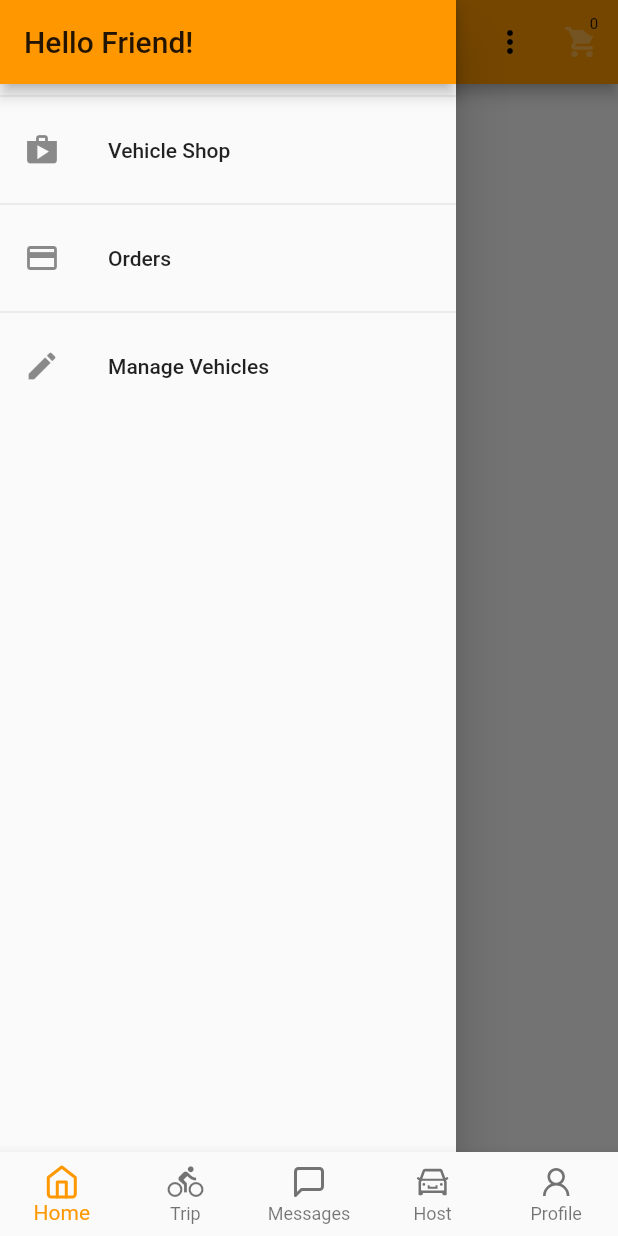
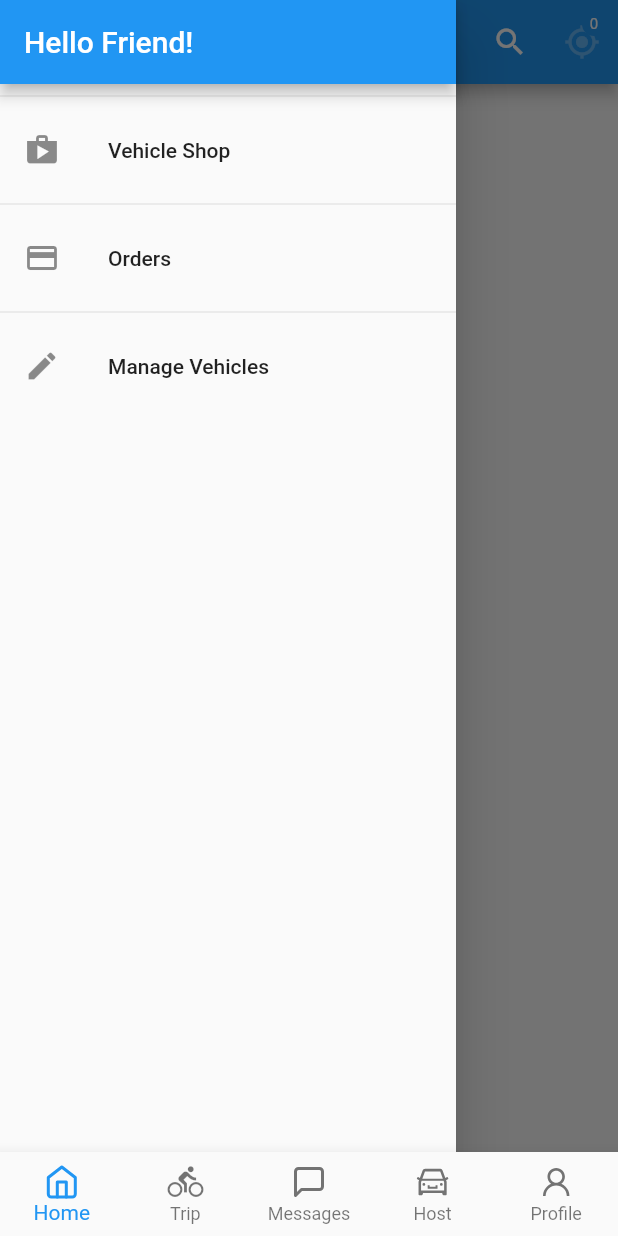
Before and after one commit to BimsaraGunarathna/go_now, a Flutter app: the screen it shows after launch, item 2 of the bottom bar chosen, with the side drawer open, on a phone screen of 412 x 824 dp. Run offline on Flutter 3.47's test engine with Material 2 defaults, Android fonts, the phone set to English and light mode, and no system bars; our stand-ins replace carousel_slider, file_picker, flutter_icons, flutter_image_compress, image_picker, permission_handler and 1 more; missing offline and left inert: amazon_cognito_identity_dart, vin_decoder; network calls fail; Roboto replaces fonts that are missing (defualt); statements that could not run were skipped.

Commit message:
Themes are changed.

```diff
--- a/lib/main.dart
+++ b/lib/main.dart
@@ -104,7 +104,13 @@ class _MyAppState extends State<MyApp> {
         builder: (context, authData, _) => MaterialApp(
           title: 'Go Now',
           theme: ThemeData(
-            primarySwatch: Colors.orange,
+            // Define the default font family.
+            textTheme: TextTheme(
+              headline1: TextStyle(),
+              headline6: TextStyle(fontSize: 36.0, fontStyle: FontStyle.italic),
+              bodyText1: TextStyle(fontFamily: 'defualt'),
+              //bodyText2: TextStyle(fontSize: 14.0, fontFamily: 'fm'),
+            ),
           ),
           home: RootPage(),
           /*
--- a/lib/pages/home_page.dart
+++ b/lib/pages/home_page.dart
@@ -57,6 +57,7 @@ class _HomePageState extends State<HomePage> {
     super.initState();
   }
 
+  //get the identity id from Auth provider.
   Future<void> _getIdentityId() async {
     try {
       String identityId =
@@ -74,6 +75,7 @@ class _HomePageState extends State<HomePage> {
     }
   }
 
+  //get the id token from Auth provider.
   Future<void> _getIdToken() async {
     try {
       String idToken = Provider.of<Auth>(context, listen: false).getIdToken();
@@ -149,6 +151,7 @@ class _HomePageState extends State<HomePage> {
     );
   }
 
+  //Refresh the page
   Future<void> _refreshVehicles() async {
     try {
       await Provider.of<Vehicles>(context, listen: false).fetchAndSetVehicles();
@@ -178,11 +181,11 @@ class _HomePageState extends State<HomePage> {
 
   @override
   Widget build(BuildContext context) {
-    final productContainer = Provider.of<Vehicles>(context);
+    //final productContainer = Provider.of<Vehicles>(context);
 
     return Scaffold(
       appBar: AppBar(
-        title: Text('Vehicles Demo'),
+        title: Text('GoNow'),
         actions: <Widget>[
           IconButton(
             icon: Icon(Icons.search),
@@ -193,6 +196,7 @@ class _HomePageState extends State<HomePage> {
               );
             },
           ),
+          /*
           PopupMenuButton(
             onSelected: (FilterOptions selectedValue) {
               if (selectedValue == FilterOptions.Favourites) {
@@ -215,6 +219,7 @@ class _HomePageState extends State<HomePage> {
               ),
             ],
           ),
+          */
           Consumer<Wishlist>(
             builder: (_, wishlist, ch) => Badge(
               child: ch,
@@ -222,7 +227,7 @@ class _HomePageState extends State<HomePage> {
             ),
             child: IconButton(
               icon: Icon(
-                Icons.shopping_cart,
+                Icons.my_location,
                 color: Colors.white30,
               ),
               onPressed: () {
```
